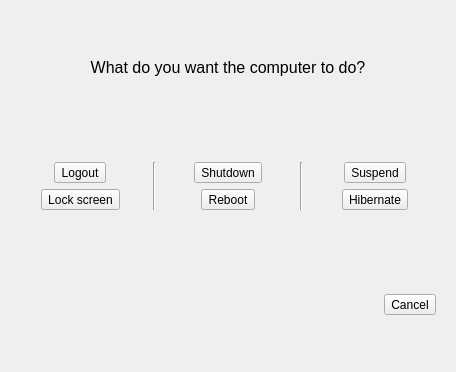
Above: lxqt-leave/leavedialog.ui from lxqt/lxqt-session before the change. Below: the same form after it.
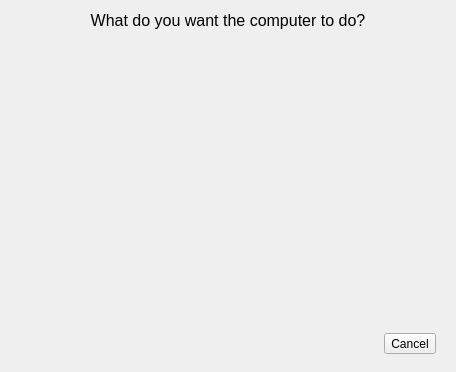
That is the form after the change. Icons and pictures are not drawn.

Commit message:
lxqt-leave: Redesign dialog for good key navigation
By use of "standalone" buttons there was no easy way to navigate
through the buttons with up/down/left/right keys. All homemade key
filtering techniques could be considered as "fragile" (mixing
definition in .ui with some logic estimations in .cpp).

Using a QTableView/Widget seems to be more robust way -> let the Qt do
the navigation job.

What changed in the file:
```diff
--- a/lxqt-leave/leavedialog.ui
+++ b/lxqt-leave/leavedialog.ui
@@ -20,7 +20,16 @@
    <string>Leave</string>
   </property>
   <layout class="QGridLayout" name="gridLayout_2">
-   <item row="2" column="0">
+   <property name="bottomMargin">
+    <number>9</number>
+   </property>
+   <property name="horizontalSpacing">
+    <number>0</number>
+   </property>
+   <property name="verticalSpacing">
+    <number>18</number>
+   </property>
+   <item row="3" column="0">
     <widget class="QWidget" name="widget_2" native="true">
      <layout class="QHBoxLayout" name="horizontalLayout">
       <item>
@@ -70,176 +79,74 @@
     </widget>
    </item>
    <item row="1" column="0">
-    <widget class="QWidget" name="buttonsWidget" native="true">
-     <layout class="QGridLayout" name="gridLayout">
-      <property name="horizontalSpacing">
-       <number>12</number>
-      </property>
-      <item row="0" column="0">
-       <layout class="QVBoxLayout" name="verticalLayout_2">
-        <property name="spacing">
-         <number>6</number>
-        </property>
-        <item alignment="Qt::AlignHCenter">
-         <widget class="QToolButton" name="logoutButton">
-          <property name="sizePolicy">
-           <sizepolicy hsizetype="Fixed" vsizetype="Fixed">
-            <horstretch>0</horstretch>
-            <verstretch>0</verstretch>
-           </sizepolicy>
-          </property>
-          <property name="contextMenuPolicy">
-           <enum>Qt::NoContextMenu</enum>
-          </property>
-          <property name="text">
-           <string>Logout</string>
-          </property>
-          <property name="icon">
-           <iconset theme="system-log-out">
-            <normaloff>.</normaloff>.</iconset>
-          </property>
-          <property name="iconSize">
-           <size>
-            <width>64</width>
-            <height>64</height>
-           </size>
-          </property>
-          <property name="toolButtonStyle">
-           <enum>Qt::ToolButtonTextUnderIcon</enum>
-          </property>
-         </widget>
-        </item>
-        <item alignment="Qt::AlignHCenter">
-         <widget class="QToolButton" name="lockscreenButton">
-          <property name="text">
-           <string>Lock screen</string>
-          </property>
-          <property name="icon">
-           <iconset theme="system-lock-screen">
-            <normaloff>.</normaloff>.</iconset>
-          </property>
-          <property name="iconSize">
-           <size>
-            <width>64</width>
-            <height>64</height>
-           </size>
-          </property>
-          <property name="toolButtonStyle">
-           <enum>Qt::ToolButtonTextUnderIcon</enum>
-          </property>
-         </widget>
-        </item>
-       </layout>
-      </item>
-      <item row="0" column="4">
-       <layout class="QVBoxLayout" name="verticalLayout_4">
-        <property name="spacing">
-         <number>6</number>
-        </property>
-        <item alignment="Qt::AlignHCenter">
-         <widget class="QToolButton" name="suspendButton">
-          <property name="text">
-           <string>Suspend</string>
-          </property>
-          <property name="icon">
-           <iconset theme="system-suspend">
-            <normaloff>.</normaloff>.</iconset>
-          </property>
-          <property name="iconSize">
-           <size>
-            <width>64</width>
-            <height>64</height>
-           </size>
-          </property>
-          <property name="toolButtonStyle">
-           <enum>Qt::ToolButtonTextUnderIcon</enum>
-          </property>
-         </widget>
-        </item>
-        <item alignment="Qt::AlignHCenter">
-         <widget class="QToolButton" name="hibernateButton">
-          <property name="text">
-           <string>Hibernate</string>
-          </property>
-          <property name="icon">
-           <iconset theme="system-suspend-hibernate">
-            <normaloff>.</normaloff>.</iconset>
-          </property>
-          <property name="iconSize">
-           <size>
-            <width>64</width>
-            <height>64</height>
-           </size>
-          </property>
-          <property name="toolButtonStyle">
-           <enum>Qt::ToolButtonTextUnderIcon</enum>
-          </property>
-         </widget>
-        </item>
-       </layout>
-      </item>
-      <item row="0" column="2">
-       <layout class="QVBoxLayout" name="verticalLayout_3">
-        <property name="spacing">
-         <number>6</number>
-        </property>
-        <item alignment="Qt::AlignHCenter">
-         <widget class="QToolButton" name="shutdownButton">
-          <property name="text">
-           <string>Shutdown</string>
-          </property>
-          <property name="icon">
-           <iconset theme="system-shutdown">
-            <normaloff>.</normaloff>.</iconset>
-          </property>
-          <property name="iconSize">
-           <size>
-            <width>64</width>
-            <height>64</height>
-           </size>
-          </property>
-          <property name="toolButtonStyle">
-           <enum>Qt::ToolButtonTextUnderIcon</enum>
-          </property>
-         </widget>
-        </item>
-        <item alignment="Qt::AlignHCenter">
-         <widget class="QToolButton" name="rebootButton">
-          <property name="text">
-           <string>Reboot</string>
-          </property>
-          <property name="icon">
-           <iconset theme="system-reboot">
-            <normaloff>.</normaloff>.</iconset>
-          </property>
-          <property name="iconSize">
-           <size>
-            <width>64</width>
-            <height>64</height>
-           </size>
-          </property>
-          <property name="toolButtonStyle">
-           <enum>Qt::ToolButtonTextUnderIcon</enum>
-          </property>
-         </widget>
-        </item>
-       </layout>
-      </item>
-      <item row="0" column="1">
-       <widget class="Line" name="line">
-        <property name="orientation">
-         <enum>Qt::Vertical</enum>
-        </property>
-       </widget>
-      </item>
-      <item row="0" column="3">
-       <widget class="Line" name="line_2">
-        <property name="orientation">
-         <enum>Qt::Vertical</enum>
-        </property>
-       </widget>
-      </item>
-     </layout>
+    <widget class="QTableWidget" name="tableWidget">
+     <property name="contextMenuPolicy">
+      <enum>Qt::NoContextMenu</enum>
+     </property>
+     <property name="styleSheet">
+      <string notr="true">#tableWidget { background-color: palette(window); }
+QAbstractItemView { activate-on-singleclick: 1; }</string>
+     </property>
+     <property name="frameShape">
+      <enum>QFrame::NoFrame</enum>
+     </property>
+     <property name="frameShadow">
+      <enum>QFrame::Plain</enum>
+     </property>
+     <property name="lineWidth">
+      <number>0</number>
+     </property>
+     <property name="verticalScrollBarPolicy">
+      <enum>Qt::ScrollBarAlwaysOff</enum>
+     </property>
+     <property name="horizontalScrollBarPolicy">
+      <enum>Qt::ScrollBarAlwaysOff</enum>
+     </property>
+     <property name="sizeAdjustPolicy">
+      <enum>QAbstractScrollArea::AdjustToContentsOnFirstShow</enum>
+     </property>
+     <property name="autoScroll">
+      <bool>false</bool>
+     </property>
+     <property name="editTriggers">
+      <set>QAbstractItemView::NoEditTriggers</set>
+     </property>
+     <property name="selectionMode">
+      <enum>QAbstractItemView::NoSelection</enum>
+     </property>
+     <property name="iconSize">
+      <size>
+       <width>64</width>
+       <height>64</height>
+      </size>
+     </property>
+     <property name="textElideMode">
+      <enum>Qt::ElideNone</enum>
+     </property>
+     <property name="showGrid">
+      <bool>false</bool>
+     </property>
+     <property name="gridStyle">
+      <enum>Qt::NoPen</enum>
+     </property>
+     <property name="wordWrap">
+      <bool>false</bool>
+     </property>
+     <property name="cornerButtonEnabled">
+      <bool>false</bool>
+     </property>
+     <attribute name="horizontalHeaderVisible">
+      <bool>false</bool>
+     </attribute>
+     <attribute name="horizontalHeaderHighlightSections">
+      <bool>false</bool>
+     </attribute>
+     <attribute name="verticalHeaderVisible">
+      <bool>false</bool>
+     </attribute>
+     <attribute name="verticalHeaderHighlightSections">
+      <bool>false</bool>
+     </attribute>
     </widget>
    </item>
   </layout>
```
Left out of the diff: 11 changed lines with no effect on the pictures. The commit also changes 2 other files.
